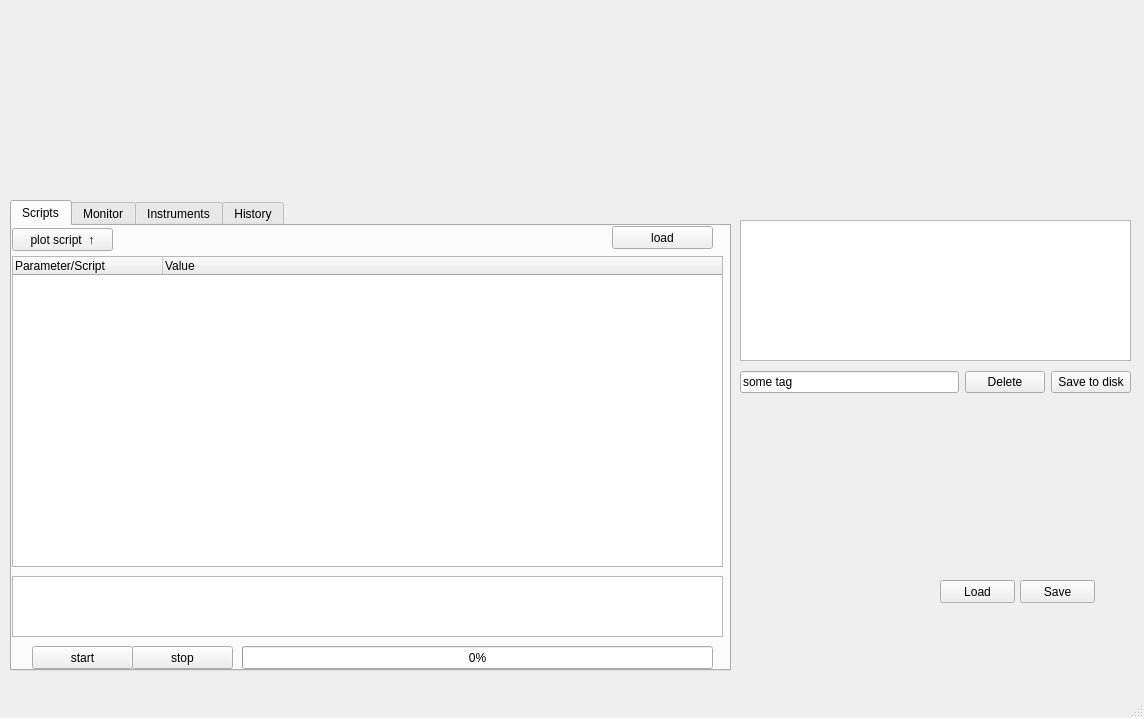
This is src/core/basic_application_window.ui in LISE-B26/pylabcontrol as Qt 5 draws it before an edit. The edited form follows.
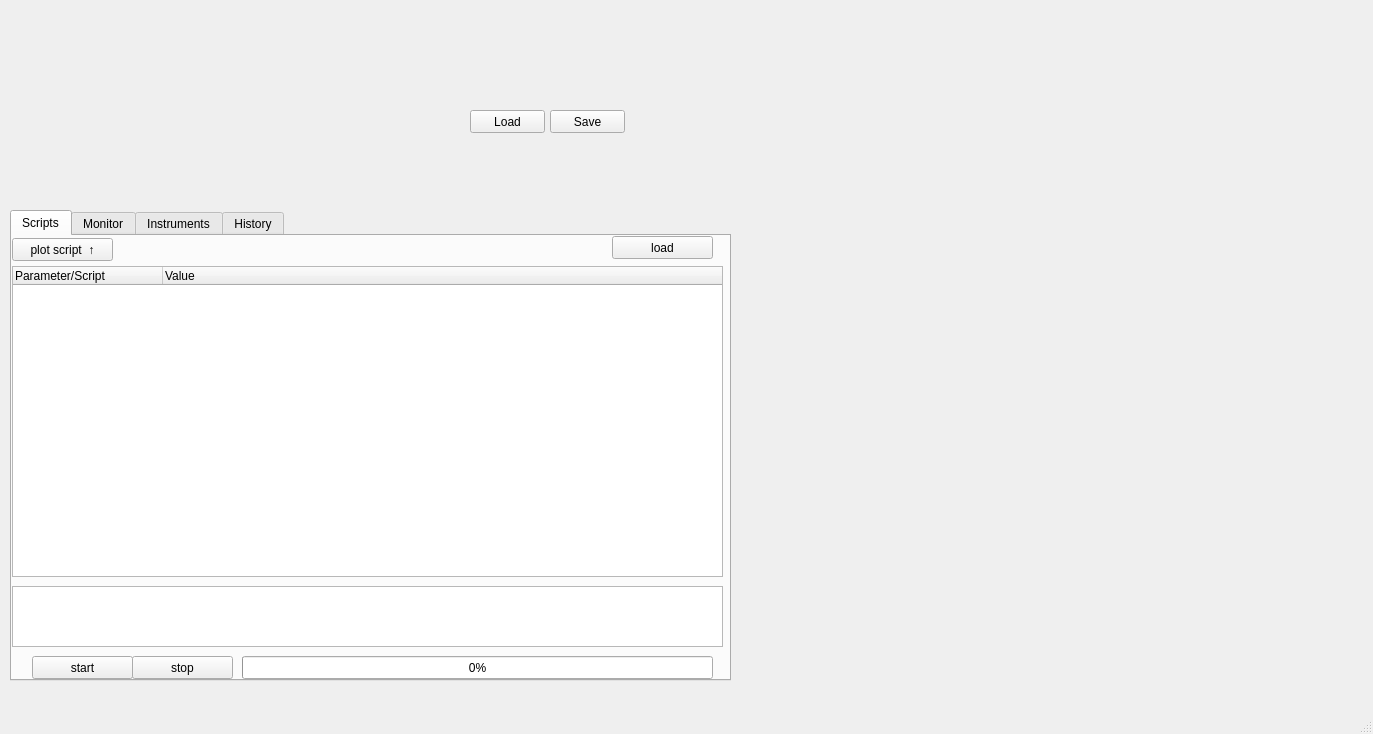
This is the edited form. Custom widgets are drawn as their Qt base class.

Commit message: - changed the size of the main plot in the gui - fixed some bugs in Script.load_data

The edit to the form file:
```diff
--- a/src/core/basic_application_window.ui
+++ b/src/core/basic_application_window.ui
@@ -6,68 +6,25 @@
    <rect>
     <x>0</x>
     <y>0</y>
-    <width>1144</width>
-    <height>718</height>
+    <width>1373</width>
+    <height>734</height>
    </rect>
   </property>
+  <property name="sizePolicy">
+   <sizepolicy hsizetype="Expanding" vsizetype="Expanding">
+    <horstretch>0</horstretch>
+    <verstretch>0</verstretch>
+   </sizepolicy>
+  </property>
   <property name="windowTitle">
    <string>MainWindow</string>
   </property>
   <widget class="QWidget" name="centralwidget">
-   <widget class="QListView" name="list_records">
-    <property name="geometry">
-     <rect>
-      <x>740</x>
-      <y>220</y>
-      <width>391</width>
-      <height>141</height>
-     </rect>
-    </property>
-    <property name="selectionMode">
-     <enum>QAbstractItemView::MultiSelection</enum>
-    </property>
-    <property name="modelColumn">
-     <number>0</number>
-    </property>
-   </widget>
-   <widget class="QWidget" name="layoutWidget">
-    <property name="geometry">
-     <rect>
-      <x>740</x>
-      <y>370</y>
-      <width>391</width>
-      <height>25</height>
-     </rect>
-    </property>
-    <layout class="QHBoxLayout" name="horizontalLayout_2">
-     <item>
-      <widget class="QLineEdit" name="txt_tag">
-       <property name="text">
-        <string>some tag</string>
-       </property>
-      </widget>
-     </item>
-     <item>
-      <widget class="QPushButton" name="btn_clear_record">
-       <property name="text">
-        <string>Delete</string>
-       </property>
-      </widget>
-     </item>
-     <item>
-      <widget class="QPushButton" name="btn_save_record_to_disk">
-       <property name="text">
-        <string>Save to disk</string>
-       </property>
-      </widget>
-     </item>
-    </layout>
-   </widget>
    <widget class="QTabWidget" name="tabWidget">
     <property name="geometry">
      <rect>
       <x>10</x>
-      <y>200</y>
+      <y>210</y>
       <width>721</width>
       <height>471</height>
      </rect>
@@ -375,17 +332,17 @@
    <widget class="MatplotlibWidget" name="matplotlibwidget">
     <property name="geometry">
      <rect>
-      <x>10</x>
+      <x>740</x>
       <y>0</y>
-      <width>321</width>
-      <height>191</height>
+      <width>621</width>
+      <height>691</height>
      </rect>
     </property>
    </widget>
    <widget class="MatplotlibWidget" name="matplotlibwidget_2">
     <property name="geometry">
      <rect>
-      <x>740</x>
+      <x>10</x>
       <y>0</y>
       <width>391</width>
       <height>211</height>
@@ -395,8 +352,8 @@
    <widget class="QPushButton" name="btn_save_gui">
     <property name="geometry">
      <rect>
-      <x>1020</x>
-      <y>580</y>
+      <x>550</x>
+      <y>110</y>
       <width>75</width>
       <height>23</height>
      </rect>
@@ -408,8 +365,8 @@
    <widget class="QPushButton" name="btn_load_gui">
     <property name="geometry">
      <rect>
-      <x>940</x>
-      <y>580</y>
+      <x>470</x>
+      <y>110</y>
       <width>75</width>
       <height>23</height>
      </rect>
```
Left out of the diff: 9 changed lines with no effect on the pictures. The commit also changes 5 other files.
